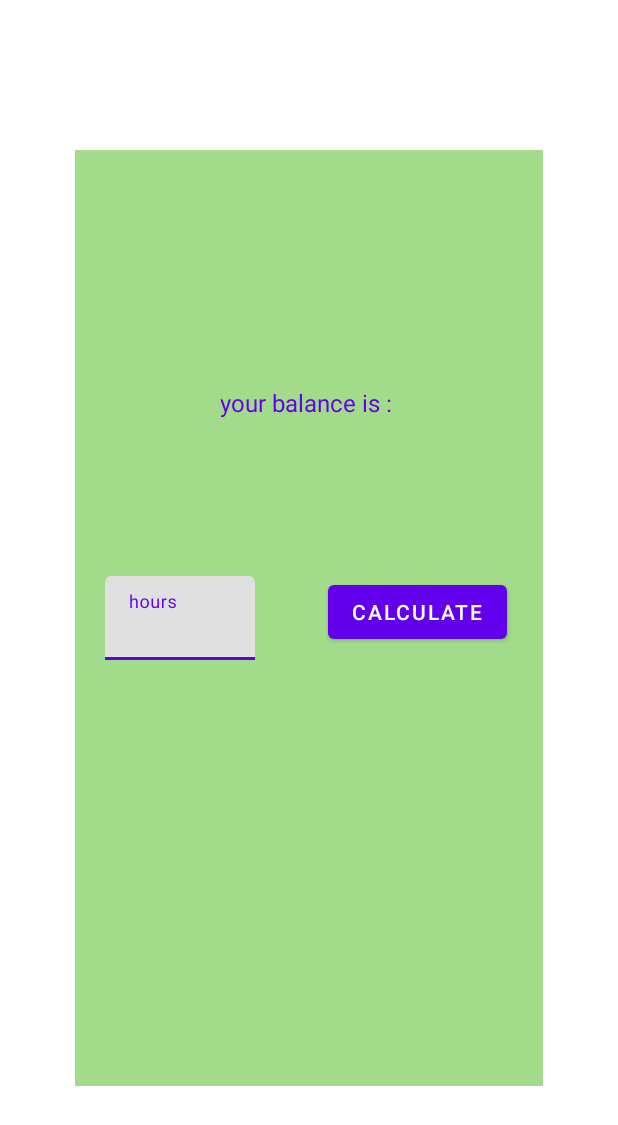
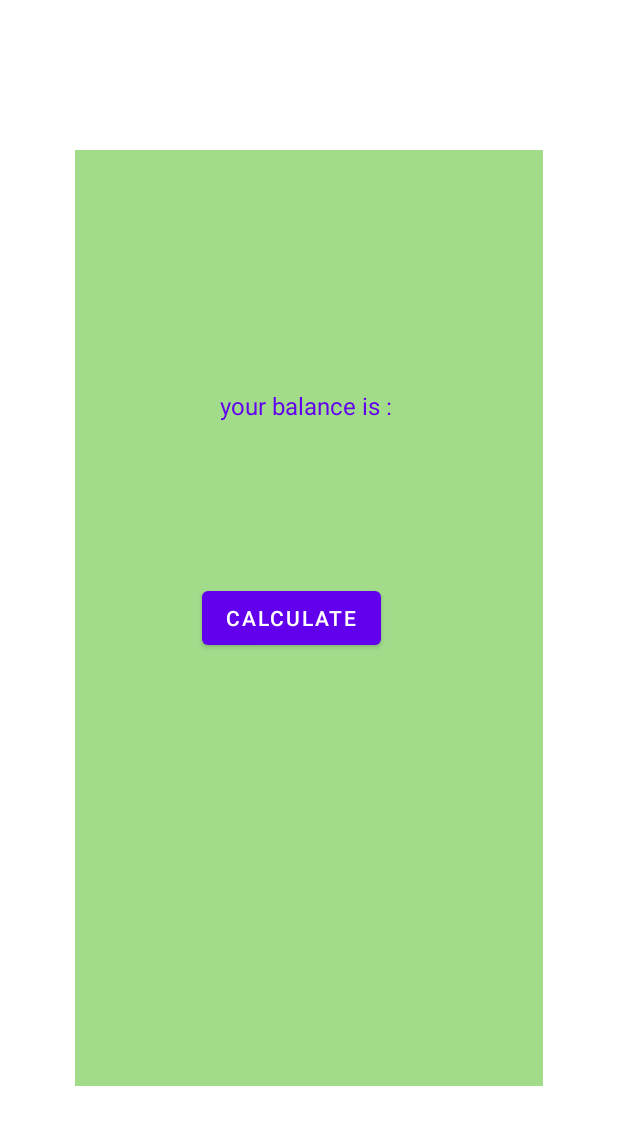
Before and after one commit to Tarek-Anwar/Garage, an Android app: the layout pay_dialog.xml on its own in the app's theme, with its tools: preview values and no code run, on a phone screen of 412 x 824 dp. Shown: the top 1125 px of the screen. Run offline under Robolectric (Android 15) with nearby library versions, the phone set to English and light mode, and no system bars.

Commit message:
fixup! adding pay commit

```diff
--- a/app/src/main/res/layout/pay_dialog.xml
+++ b/app/src/main/res/layout/pay_dialog.xml
@@ -21,27 +21,11 @@
         android:text="your balance is : "
         android:textColor="@color/purple_500"
         android:textSize="16sp"
-            app:layout_constraintBottom_toTopOf="@+id/hoursET"
+        app:layout_constraintBottom_toTopOf="@+id/clacbtn"
         app:layout_constraintEnd_toEndOf="parent"
         app:layout_constraintStart_toStartOf="parent"
         app:layout_constraintTop_toTopOf="parent" />
 
-    <com.google.android.material.textfield.TextInputLayout
-        android:id="@+id/hoursET"
-        android:layout_width="100dp"
-        android:layout_height="wrap_content"
-        android:layout_marginStart="20dp"
-        android:hint="hours"
-        app:layout_constraintBottom_toBottomOf="parent"
-        app:layout_constraintStart_toStartOf="parent"
-        app:layout_constraintTop_toTopOf="parent"
-        >
-
-        <com.google.android.material.textfield.TextInputEditText
-            android:layout_width="match_parent"
-            android:layout_height="wrap_content"
-            android:inputType="number"/>
-    </com.google.android.material.textfield.TextInputLayout>
 
         <Button
             android:id="@+id/clacbtn"
@@ -50,7 +34,10 @@
             android:layout_marginEnd="24dp"
             android:text="calculate"
             app:layout_constraintEnd_toEndOf="parent"
-            app:layout_constraintTop_toTopOf="@id/hoursET" />
+            app:layout_constraintTop_toTopOf="parent"
+            app:layout_constraintBottom_toBottomOf="parent"
+            app:layout_constraintStart_toStartOf="parent"
+            />
 
         <TextView
             android:id="@+id/cost"
@@ -61,7 +48,7 @@
             android:textSize="20sp"
             app:layout_constraintBottom_toBottomOf="parent"
             app:layout_constraintStart_toStartOf="@id/payBtnDialog"
-            app:layout_constraintTop_toBottomOf="@id/hoursET"
+            app:layout_constraintTop_toBottomOf="@id/clacbtn"
             android:visibility="gone"
             />
     <Button
```
Also changed, not shown: app/src/main/java/com/HomeGarage/garage/home/Dialog.java (+81 -32 lines), app/src/main/java/com/HomeGarage/garage/home/GarageViewFragment.java (+9 -1 lines), app/src/main/res/layout/fragment_garage_view.xml (+11 -1 lines). Lines whose indentation alone changed are shown as unchanged.
